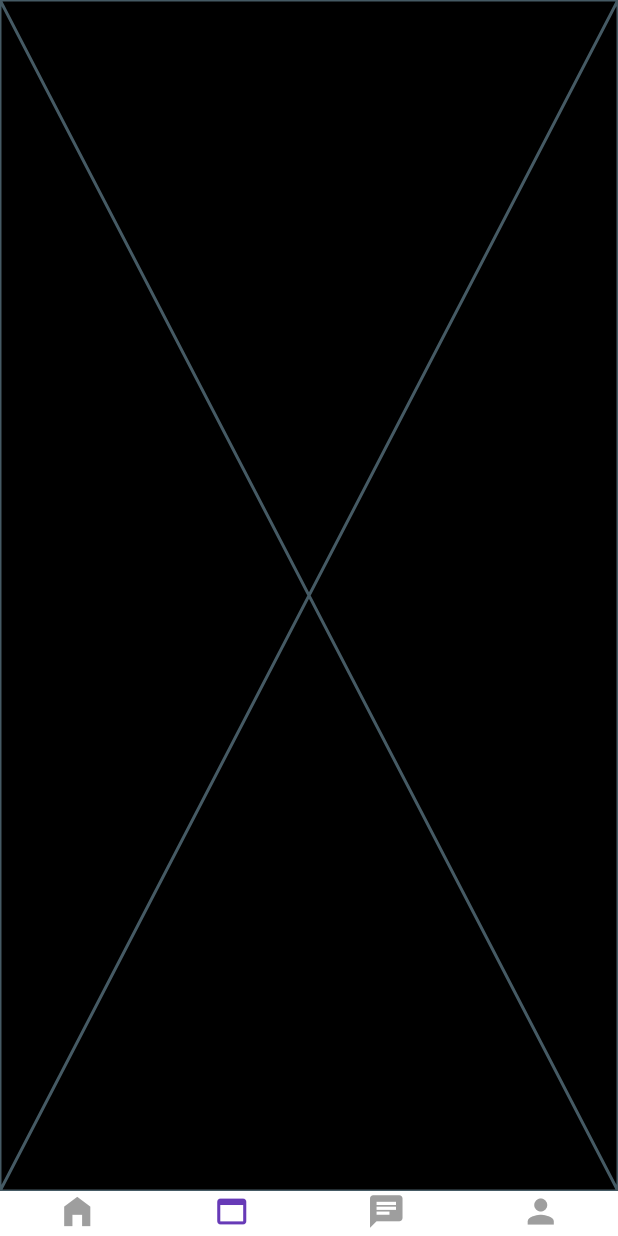
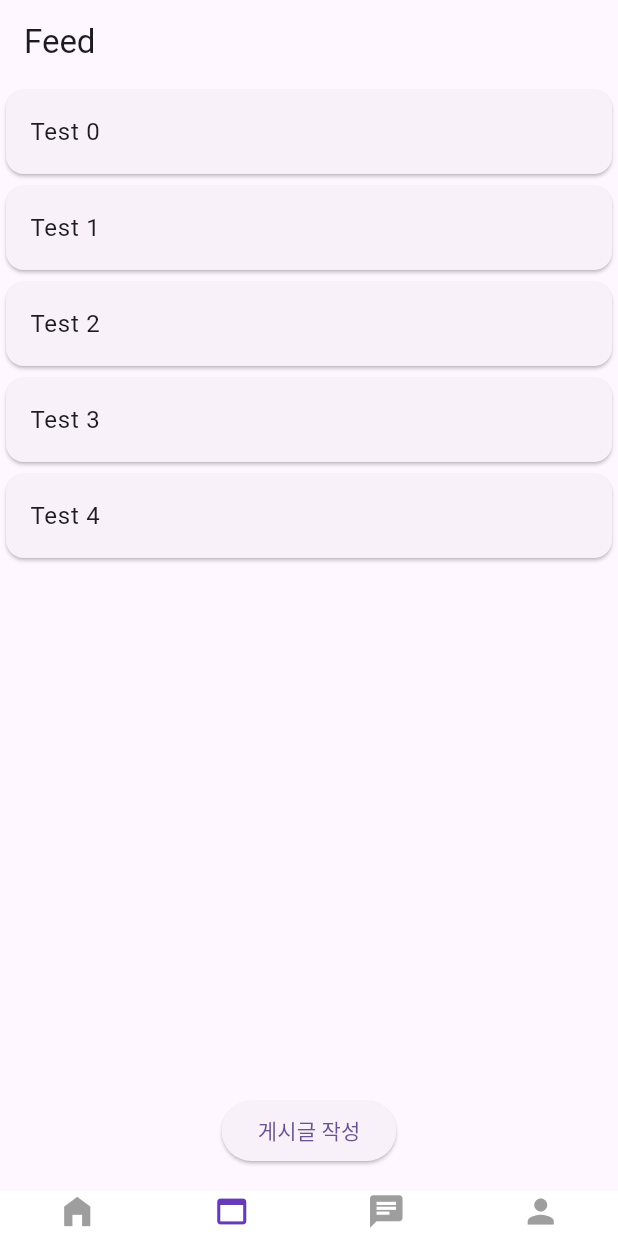
Before and after one commit to terryhyuk/HanGang_Mate, a Flutter app: the screen it shows after launch, item 2 of the bottom bar chosen, on a phone screen of 412 x 824 dp. Run offline on Flutter 3.47's test engine with Material 3 defaults, Android fonts, the phone set to English and light mode, and no system bars; drawn by our look-alikes of persistent_bottom_nav_bar; our stand-ins replace firebase_core, get; accounts and stored records are empty.

Commit message:
24.11.14 17:00

```diff
--- a/test_app/lib/view/feed.dart
+++ b/test_app/lib/view/feed.dart
@@ -1,10 +1,41 @@
 import 'package:flutter/material.dart';
+import 'package:get/get.dart';
+import 'package:test_app/view/feed_write.dart';
 
 class Feed extends StatelessWidget {
   const Feed({super.key});
 
   @override
   Widget build(BuildContext context) {
-    return const Placeholder();
+    return Scaffold(
+      appBar: AppBar(
+        title: const Text('Feed'),
+      ),
+      body: Column(
+        children: [
+          Expanded(
+            child: ListView.builder(
+              itemCount: 5,
+              itemBuilder: (context, index) => Card(
+                child: ListTile(
+                  title: Text(
+                    'Test $index',
+                  ),
+                ),
+              ),
+            ),
+          ),
+          Padding(
+            padding: const EdgeInsets.all(16.0),
+            child: ElevatedButton(
+              onPressed: () => Get.to(() => const FeedWrite()),
+              child: const Text(
+                '게시글 작성',
+              ),
+            ),
+          )
+        ],
+      ),
+    );
   }
 }
```
Also changed, not shown: test_app/lib/view/feed_write.dart (added, +114 -0 lines), 3 other files.
